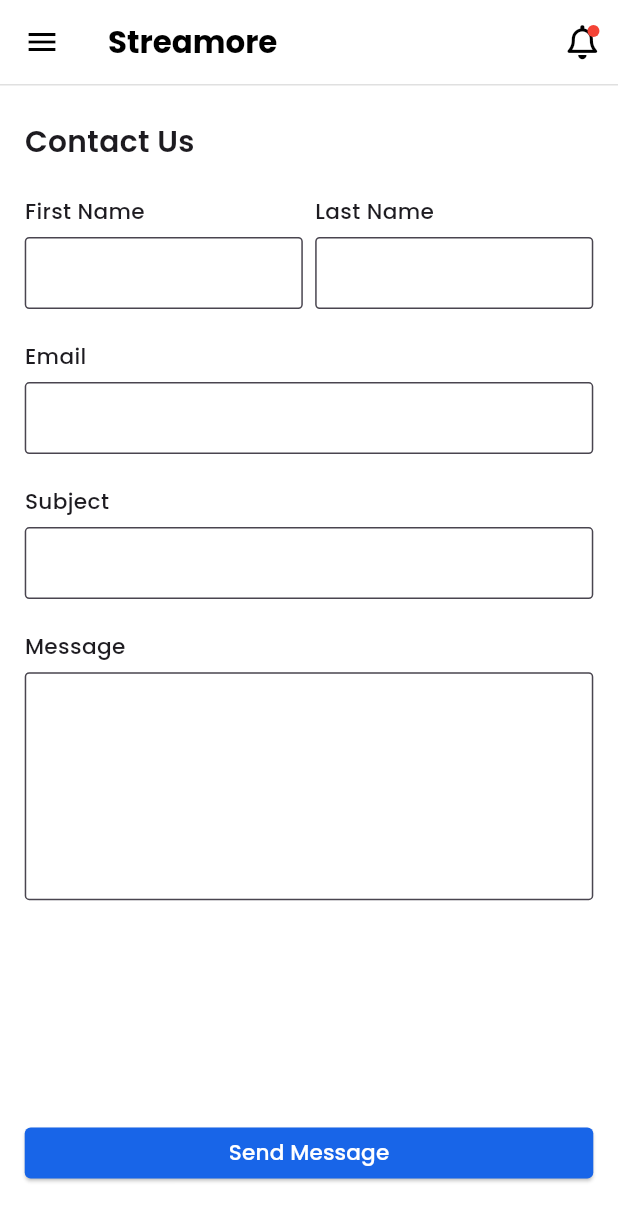
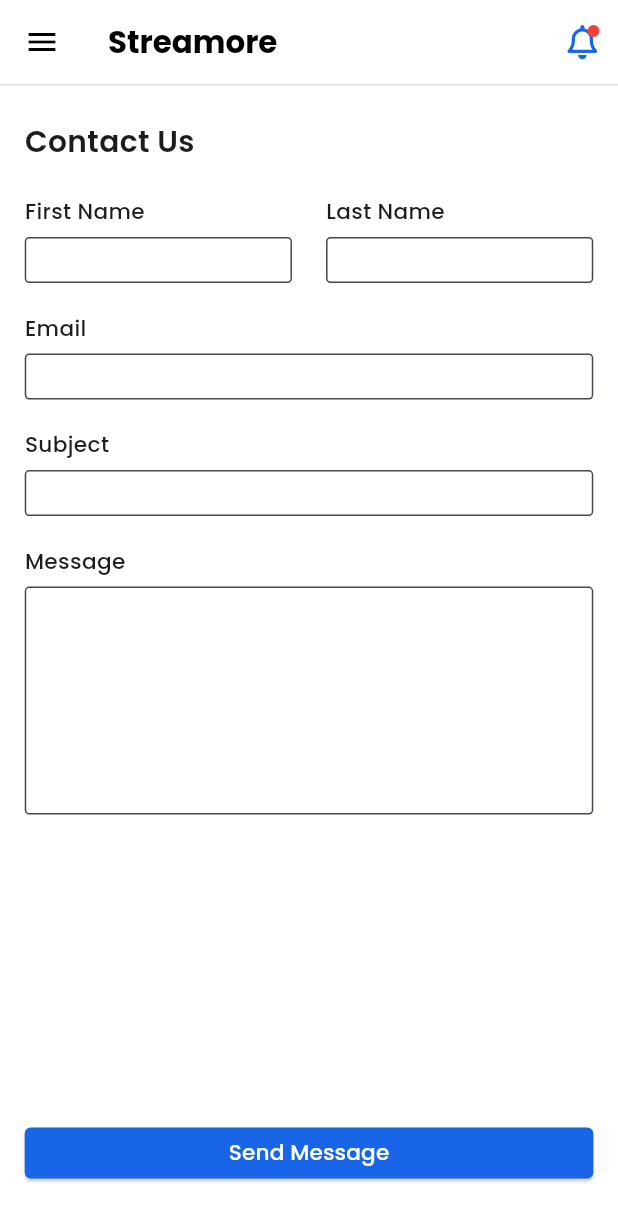
Before and after one commit to Salma28-zahran/streamore_app, a Flutter app: the ContactUsScreen screen opened by its route, on a phone screen of 412 x 824 dp. Shown: the top 1221 px of the screen. Run offline on Flutter 3.47's test engine with Material 3 defaults, Android fonts, the phone set to English and light mode, and no system bars; our stand-ins replace dropdown_button2, flutter_colorpicker, flutter_onboarding_slider, font_awesome_flutter, google_fonts, permission_handler; missing offline and left inert: flutter_sound.

Commit message:
Update notification Icon color

```diff
--- a/lib/screens/stream/drawer/contact_us_screen.dart
+++ b/lib/screens/stream/drawer/contact_us_screen.dart
@@ -44,7 +44,7 @@ class _ContactUsScreenState extends State<ContactUsScreen> {
         child: LayoutBuilder(
           builder: (context, constraints) {
             final padding = constraints.maxWidth * 0.04;
-            final fieldHeight = constraints.maxHeight * 0.07;
+            final fieldHeight = constraints.maxHeight * 0.04;
             final fontSize = constraints.maxWidth * 0.035;
             final labelFont = constraints.maxWidth * 0.035;
 
@@ -72,8 +72,11 @@ class _ContactUsScreenState extends State<ContactUsScreen> {
                         ),
                         SizedBox(height: constraints.maxHeight * 0.03),
                         Row(
+                          mainAxisAlignment: MainAxisAlignment.spaceBetween,
                           children: [
-                            Expanded(
+                            SizedBox(
+                              width:
+                                  (constraints.maxWidth - padding * 2) * 0.47,
                               child: _buildField(
                                 label: 'First Name',
                                 controller: _controllers['First Name']!,
@@ -82,8 +85,10 @@ class _ContactUsScreenState extends State<ContactUsScreen> {
                                 height: fieldHeight,
                               ),
                             ),
-                            SizedBox(width: padding * 0.5),
-                            Expanded(
+                            SizedBox(width: padding * 0.06),
+                            SizedBox(
+                              width:
+                                  (constraints.maxWidth - padding * 2) * 0.47,
                               child: _buildField(
                                 label: 'Last Name',
                                 controller: _controllers['Last Name']!,
@@ -94,6 +99,7 @@ class _ContactUsScreenState extends State<ContactUsScreen> {
                             ),
                           ],
                         ),
+
                         for (final label in ['Email', 'Subject'])
                           _buildField(
                             label: label,
@@ -145,7 +151,7 @@ class _ContactUsScreenState extends State<ContactUsScreen> {
               Icon(
                 FontAwesomeIcons.bell,
                 size: media.width * 0.055,
-                color: Colors.black,
+                color: Color(0xff1865E8),
               ),
               if (hasNotification)
                 Positioned(
@@ -178,9 +184,9 @@ class _ContactUsScreenState extends State<ContactUsScreen> {
       child: ElevatedButton(
         onPressed: () {
           if (_formKey.currentState!.validate()) {
-            ScaffoldMessenger.of(context).showSnackBar(
-              const SnackBar(content: Text('Message sent!')),
-            );
+            ScaffoldMessenger.of(
+              context,
+            ).showSnackBar(const SnackBar(content: Text('Message sent!')));
           }
         },
         style: ElevatedButton.styleFrom(
@@ -208,7 +214,7 @@ class _ContactUsScreenState extends State<ContactUsScreen> {
     int maxLines = 1,
   }) {
     return Padding(
-      padding: const EdgeInsets.only(bottom: 16),
+      padding: const EdgeInsets.only(bottom: 20),
       child: Column(
         crossAxisAlignment: CrossAxisAlignment.start,
         children: [
@@ -231,8 +237,9 @@ class _ContactUsScreenState extends State<ContactUsScreen> {
                   return 'Please enter $label';
                 }
                 if (label == 'Email' &&
-                    !RegExp(r'^[\w-\.]+@([\w-]+\.)+[\w-]{2,4}\$')
-                        .hasMatch(value)) {
+                    !RegExp(
+                      r'^[\w-\.]+@([\w-]+\.)+[\w-]{2,4}\$',
+                    ).hasMatch(value)) {
                   return 'Enter a valid email address';
                 }
                 return null;
@@ -240,8 +247,10 @@ class _ContactUsScreenState extends State<ContactUsScreen> {
               decoration: InputDecoration(
                 filled: true,
                 fillColor: Colors.white,
-                contentPadding:
-                    const EdgeInsets.symmetric(horizontal: 12, vertical: 10),
+                contentPadding: const EdgeInsets.symmetric(
+                  horizontal: 12,
+                  vertical: 10,
+                ),
                 border: _inputBorder(),
                 focusedBorder: _inputBorder(color: const Color(0xff1865E8)),
                 errorBorder: _inputBorder(color: Colors.red),
```
